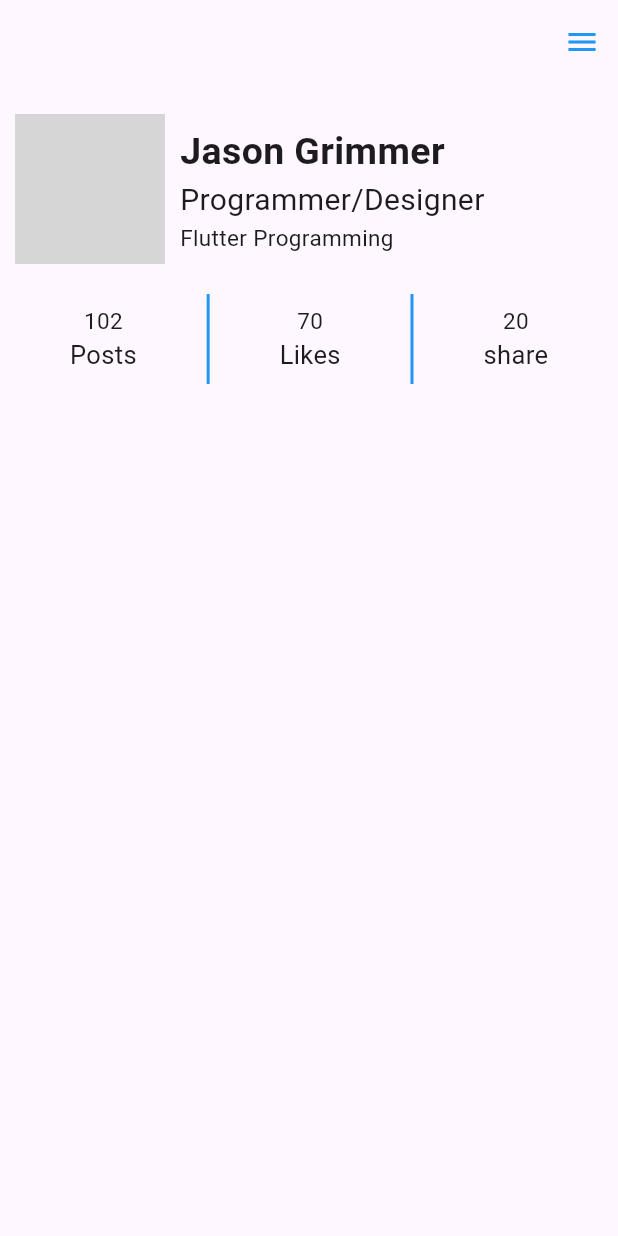
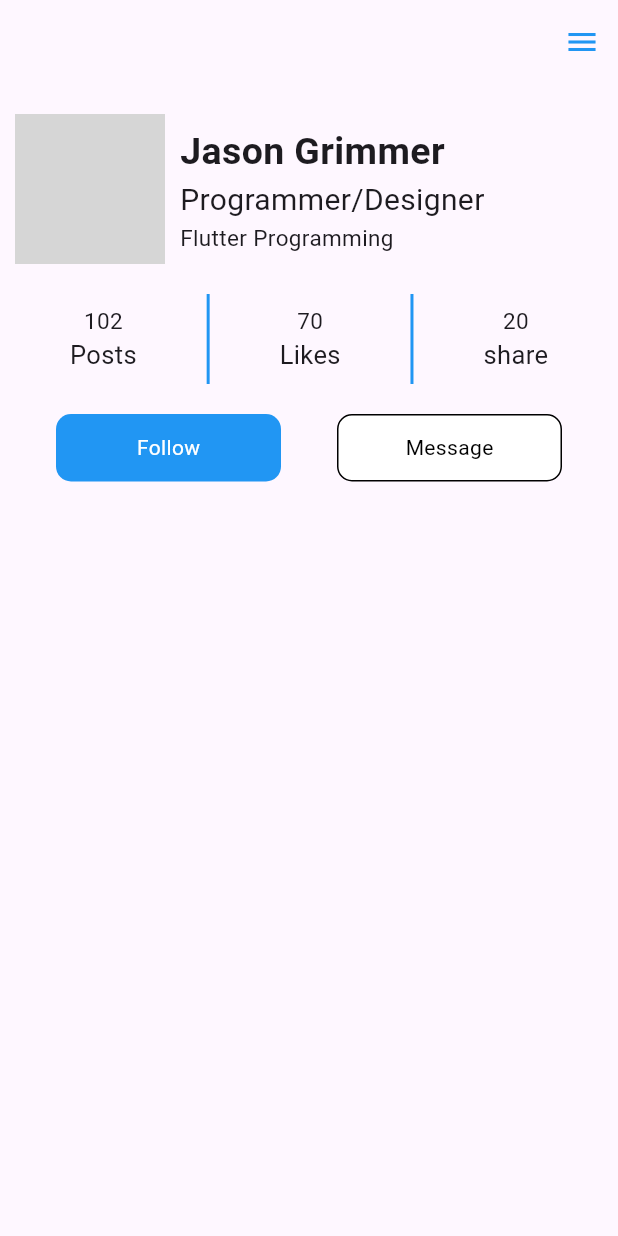
Before and after one commit to ogreencakeo/Flutter-PJ-CJM, a Flutter app: the screen it shows after launch, on a phone screen of 412 x 824 dp. Run offline on Flutter 3.47's test engine with Material 3 defaults, Android fonts, the phone set to English and light mode, and no system bars; grey boxes are pictures that could not be loaded.

Commit message:
Update profile_buttons.dart

```diff
--- a/03.플러터PJ/app_03_profile/lib/components/profile_buttons.dart
+++ b/03.플러터PJ/app_03_profile/lib/components/profile_buttons.dart
@@ -4,26 +4,96 @@ import 'package:flutter/material.dart';
 class ProfileButtons extends StatelessWidget {
   const ProfileButtons({Key? key}) : super(key: key);
 
+  /*
+    [ 축에 대한 정의 ]
+    1. mainAxis : 진행방향 축
+      (Row는 수평방향이 메인축 / Column은 수직방향이 메인축)
+    2. crossAxis : 진행방향 직각축
+      (Row는 수평방향이 크로스축 / Column은 수직방향이 크로스축)
+  */
+
   // 앱 빌드 재정의!
   @override
   Widget build(BuildContext context) {
     // 버튼은 수평방향으로 진행하므로 Row()
     return Row(
+      // Row는 수평방향이 메인축임! (MainAxis) : 사이간격 균일하게 (spaceEvenly)
+      mainAxisAlignment: MainAxisAlignment.spaceEvenly,
       children: [
         // 버튼위젯 메서드 호출
         // Follow 버튼 : _buildFollowButton()
+        _buildFollowButton(),
         // Message 버튼 : _buildMessageButton()
+        _buildMessageButton(),
       ],
     );
   }
 }
 
-/*
+/*******************************************************************
   [ 플러터에서 버튼 만들기 4가지 방법 ]
   1. TextButton 위젯 : 버튼 자체 디자인 없고 기능만 있음
-*/
+  2. ElevatedButton 위젯 : 버튼 디자인 있음 (elevation 입체 효과 있음)
+  3. OutlineButton 위젯 : 가장자리 테두리 선만 있는 버튼
+  4. InkWell 위젯 : 모든 위젯을 버튼화할 수 있는 위젯
+    -> Container 위젯을 만들어서 이것을 버튼화 하는 것이 일반적
+*******************************************************************/
 
 // Follow 버튼 위젯 메서드
 Widget _buildFollowButton() {
-  // return
+  // InkWell 위젯버튼
+  return InkWell(
+    // 버튼을 탭하는 경우 이벤트 체크하기 ( on + 이벤트명 : 캐믈케이스 )
+    // 이벤트 발생시 실행코드는 익명함수로 표현
+    onTap: () {
+      // cmd 창에 찍기는 print로!
+      // 실반영소스에는 debugPrint() 사용!
+      // 브라우저 창에서는 console창에 출력됨
+      debugPrint('Follow탭 했음!');
+    },
+    // 버튼 디자인을 위한 컨테이너 위젯 사용!
+    child: Container(
+      // 내부정렬 center는 수평, 수직 모두 중앙
+      alignment: Alignment.center,
+      width: 150,
+      height: 45,
+      // 박스 디자인 데코레이션 속성
+      decoration: BoxDecoration(
+          color: Colors.blue, borderRadius: BorderRadius.circular(10)),
+      child: Text(
+        "Follow",
+        style: TextStyle(color: Colors.white),
+      ),
+    ),
+  );
 }
+
+// Message 버튼 위젯 메서드
+Widget _buildMessageButton() {
+  // InkWell 위젯버튼
+  return InkWell(
+    // 버튼을 탭하는 경우 이벤트 체크하기 ( on + 이벤트명 : 캐믈케이스 )
+    // 이벤트 발생시 실행코드는 익명함수로 표현
+    onTap: () {
+      // cmd 창에 찍기는 print로!
+      debugPrint('Message탭 했음!');
+    },
+    // 버튼 디자인을 위한 컨테이너 위젯 사용!
+    child: Container(
+      // 내부정렬 center는 수평, 수직 모두 중앙
+      alignment: Alignment.center,
+      width: 150,
+      height: 45,
+      // 박스 디자인 데코레이션 속성
+      decoration: BoxDecoration(
+        color: Colors.white,
+        borderRadius: BorderRadius.circular(10),
+        border: Border.all(),
+      ),
+      child: Text(
+        "Message",
+        style: TextStyle(color: Colors.black),
+      ),
+    ),
+  );
+}
```
